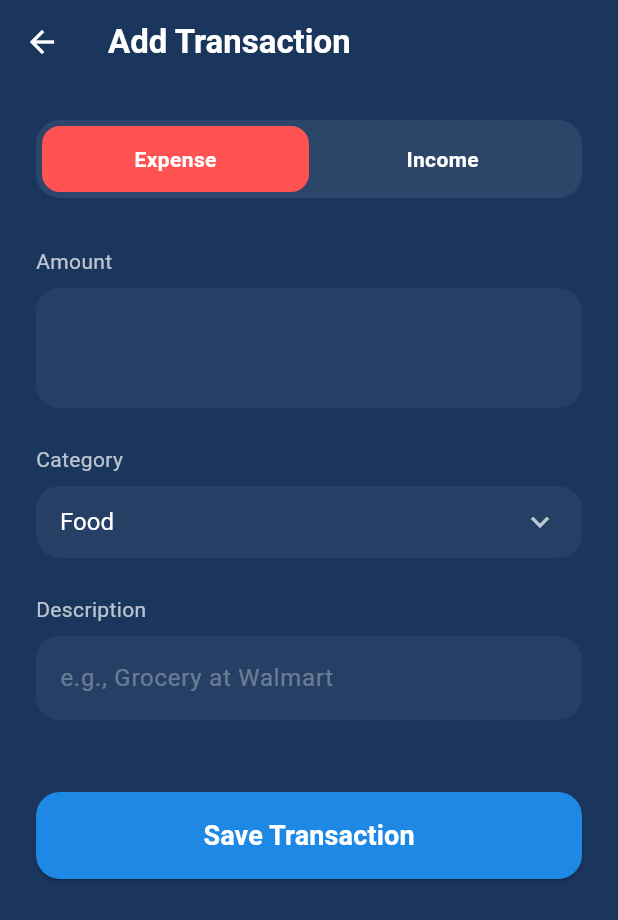
After one commit to beginToCode-1/Personal-FInance-Manager, a Flutter app: the HomePage screen opened directly, after a tap on "Add Exp", on a phone screen of 412 x 824 dp. The commit adds this screen. Shown: the top 920 px of the screen. Run offline on Flutter 3.47's test engine with Material 3 defaults, Android fonts, the phone set to English and light mode, and no system bars.

Commit message:
working on the main features right now!

```diff
--- /dev/null
+++ b/lib/AddTransaction_page.dart
@@ -0,0 +1,195 @@
+import 'package:flutter/material.dart';
+
+class AddTransactionPage extends StatefulWidget {
+  const AddTransactionPage({super.key});
+
+  @override
+  State<AddTransactionPage> createState() => _AddTransactionPageState();
+}
+
+class _AddTransactionPageState extends State<AddTransactionPage> {
+  // State variables to track user input
+  bool isIncome = false; // Defaults to Expense
+  String selectedCategory = 'Food';
+
+  // Lists defined directly from your documentation
+  final List<String> expenseCategories = [
+    'Food', 'Transport', 'Shopping', 'Bills',
+    'Education', 'Entertainment', 'Healthcare', 'Other'
+  ];
+
+  final List<String> incomeCategories = [
+    'Salary', 'Freelancing', 'Business', 'Investment', 'Gift', 'Other'
+  ];
+
+  @override
+  Widget build(BuildContext context) {
+    // Dynamically choose the category list based on the toggle
+    List<String> currentCategories = isIncome ? incomeCategories : expenseCategories;
+
+    // Ensure the selected category exists in the current list when switching
+    if (!currentCategories.contains(selectedCategory)) {
+      selectedCategory = currentCategories.first;
+    }
+
+    return Scaffold(
+      backgroundColor: const Color(0xFF1A365D),
+      appBar: AppBar(
+        backgroundColor: Colors.transparent,
+        elevation: 0,
+        iconTheme: const IconThemeData(color: Colors.white),
+        title: const Text(
+          'Add Transaction',
+          style: TextStyle(color: Colors.white, fontWeight: FontWeight.bold),
+        ),
+      ),
+      body: SafeArea(
+        child: SingleChildScrollView(
+          padding: const EdgeInsets.all(24.0),
+          child: Column(
+            crossAxisAlignment: CrossAxisAlignment.stretch,
+            children: [
+              // 1. Income / Expense Toggle
+              Container(
+                padding: const EdgeInsets.all(4),
+                decoration: BoxDecoration(
+                  color: Colors.white.withOpacity(0.08),
+                  borderRadius: BorderRadius.circular(16),
+                ),
+                child: Row(
+                  children: [
+                    Expanded(
+                      child: GestureDetector(
+                        onTap: () => setState(() => isIncome = false),
+                        child: Container(
+                          padding: const EdgeInsets.symmetric(vertical: 12),
+                          decoration: BoxDecoration(
+                            color: !isIncome ? Colors.redAccent : Colors.transparent,
+                            borderRadius: BorderRadius.circular(12),
+                          ),
+                          child: const Center(
+                            child: Text(
+                              'Expense',
+                              style: TextStyle(color: Colors.white, fontWeight: FontWeight.bold),
+                            ),
+                          ),
+                        ),
+                      ),
+                    ),
+                    Expanded(
+                      child: GestureDetector(
+                        onTap: () => setState(() => isIncome = true),
+                        child: Container(
+                          padding: const EdgeInsets.symmetric(vertical: 12),
+                          decoration: BoxDecoration(
+                            color: isIncome ? Colors.greenAccent.shade700 : Colors.transparent,
+                            borderRadius: BorderRadius.circular(12),
+                          ),
+                          child: const Center(
+                            child: Text(
+                              'Income',
+                              style: TextStyle(color: Colors.white, fontWeight: FontWeight.bold),
+                            ),
+                          ),
+                        ),
+                      ),
+                    ),
+                  ],
+                ),
+              ),
+              const SizedBox(height: 32),
+
+              // 2. Amount Input
+              const Text('Amount', style: TextStyle(color: Colors.white70, fontSize: 14)),
+              const SizedBox(height: 8),
+              TextField(
+                keyboardType: TextInputType.number,
+                style: const TextStyle(color: Colors.white, fontSize: 32, fontWeight: FontWeight.bold),
+                decoration: InputDecoration(
+                  prefixText: '\$ ',
+                  prefixStyle: const TextStyle(color: Colors.white70, fontSize: 32),
+                  filled: true,
+                  fillColor: Colors.white.withOpacity(0.05),
+                  border: OutlineInputBorder(
+                    borderRadius: BorderRadius.circular(16),
+                    borderSide: BorderSide.none,
+                  ),
+                ),
+              ),
+              const SizedBox(height: 24),
+
+              // 3. Category Dropdown
+              const Text('Category', style: TextStyle(color: Colors.white70, fontSize: 14)),
+              const SizedBox(height: 8),
+              Container(
+                padding: const EdgeInsets.symmetric(horizontal: 16),
+                decoration: BoxDecoration(
+                  color: Colors.white.withOpacity(0.05),
+                  borderRadius: BorderRadius.circular(16),
+                ),
+                child: DropdownButtonHideUnderline(
+                  child: DropdownButton<String>(
+                    value: selectedCategory,
+                    dropdownColor: const Color(0xFF1A365D),
+                    icon: const Icon(Icons.keyboard_arrow_down, color: Colors.white70),
+                    isExpanded: true,
+                    style: const TextStyle(color: Colors.white, fontSize: 16),
+                    onChanged: (String? newValue) {
+                      setState(() {
+                        selectedCategory = newValue!;
+                      });
+                    },
+                    items: currentCategories.map<DropdownMenuItem<String>>((String value) {
+                      return DropdownMenuItem<String>(
+                        value: value,
+                        child: Text(value),
+                      );
+                    }).toList(),
+                  ),
+                ),
+              ),
+              const SizedBox(height: 24),
+
+              // 4. Description Input
+              const Text('Description', style: TextStyle(color: Colors.white70, fontSize: 14)),
+              const SizedBox(height: 8),
+              TextField(
+                style: const TextStyle(color: Colors.white),
+                decoration: InputDecoration(
+                  hintText: 'e.g., Grocery at Walmart',
+                  hintStyle: TextStyle(color: Colors.white.withOpacity(0.3)),
+                  filled: true,
+                  fillColor: Colors.white.withOpacity(0.05),
+                  border: OutlineInputBorder(
+                    borderRadius: BorderRadius.circular(16),
+                    borderSide: BorderSide.none,
+                  ),
+                ),
+              ),
+              const SizedBox(height: 48),
+
+              // 5. Save Button
+              ElevatedButton(
+                onPressed: () {
+                  // TODO: Save to database later
+                  Navigator.pop(context); // Returns to the Home Page
+                },
+                style: ElevatedButton.styleFrom(
+                  backgroundColor: const Color(0xFF1E88E5),
+                  padding: const EdgeInsets.symmetric(vertical: 16),
+                  shape: RoundedRectangleBorder(
+                    borderRadius: BorderRadius.circular(16),
+                  ),
+                ),
+                child: const Text(
+                  'Save Transaction',
+                  style: TextStyle(fontSize: 18, fontWeight: FontWeight.bold, color: Colors.white),
+                ),
+              ),
+            ],
+          ),
+        ),
+      ),
+    );
+  }
+}
--- a/lib/home_page.dart
+++ b/lib/home_page.dart
@@ -1,11 +1,14 @@
 import 'package:flutter/material.dart';
+import 'AddTransaction_page.dart'; // Import the AddTransactionPage
+// Note: Make sure AddTransactionPage is imported or in the same file so the Navigator can find it.
+
 class HomePage extends StatelessWidget {
   const HomePage({super.key});
 
   @override
   Widget build(BuildContext context) {
     return Scaffold(
-      backgroundColor: const Color(0xFF1A365D), // Matches your dark blue background
+      backgroundColor: const Color(0xFF1A365D), // Dark blue background
       appBar: AppBar(
         backgroundColor: const Color(0xFF1A365D),
         elevation: 0,
@@ -78,7 +81,17 @@ class HomePage extends StatelessWidget {
                 Row(
                   mainAxisAlignment: MainAxisAlignment.spaceBetween,
                   children: [
-                    _buildActionButton(Icons.add, 'Add Exp'),
+                    // HERE IS THE LINKED BUTTON
+                    _buildActionButton(
+                      Icons.add,
+                      'Add Exp',
+                      onTap: () {
+                        Navigator.push(
+                          context,
+                          MaterialPageRoute(builder: (context) => const AddTransactionPage()),
+                        );
+                      },
+                    ),
                     _buildActionButton(Icons.analytics_outlined, 'Analytics'),
                     _buildActionButton(Icons.account_balance, 'Banks'),
                     _buildActionButton(Icons.more_horiz, 'More'),
@@ -114,6 +127,7 @@ class HomePage extends StatelessWidget {
     );
   }
 
+  // Helper builder method for stats inside the Hero Card
   Widget _buildBalanceStat(String label, String amount, IconData icon) {
     return Row(
       children: [
@@ -137,8 +151,11 @@ class HomePage extends StatelessWidget {
     );
   }
 
-  Widget _buildActionButton(IconData icon, String label) {
-    return Column(
+  // UPDATED: Helper builder method for Quick Actions (Now supports tapping)
+  Widget _buildActionButton(IconData icon, String label, {VoidCallback? onTap}) {
+    return GestureDetector(
+      onTap: onTap,
+      child: Column(
         children: [
           Container(
             padding: const EdgeInsets.all(16),
@@ -151,18 +168,20 @@ class HomePage extends StatelessWidget {
           const SizedBox(height: 8),
           Text(
             label,
-          style: const TextStyle(fontSize: 12, fontWeight: FontWeight.w500, color: Colors.white70), // Changed to white70
+            style: const TextStyle(fontSize: 12, fontWeight: FontWeight.w500, color: Colors.white70),
           ),
         ],
+      ),
     );
   }
 
+  // Helper builder method for Transaction Rows
   Widget _buildTransactionItem(String title, String category, String amount, Color amountColor, IconData icon) {
     return Container(
       margin: const EdgeInsets.only(bottom: 12),
       padding: const EdgeInsets.all(16),
       decoration: BoxDecoration(
-        color: Colors.white.withOpacity(0.08), // Slightly translucent white for dark mode cards
+        color: Colors.white.withOpacity(0.08),
         borderRadius: BorderRadius.circular(16),
       ),
       child: Row(
--- a/lib/main.dart
+++ b/lib/main.dart
@@ -2,6 +2,7 @@ import 'package:flutter/material.dart';
 import 'login_page.dart';
 import 'registration_page.dart';
 import 'home_page.dart';
+
 
 
 void main() {
```
Lines whose indentation alone changed are shown as unchanged.
